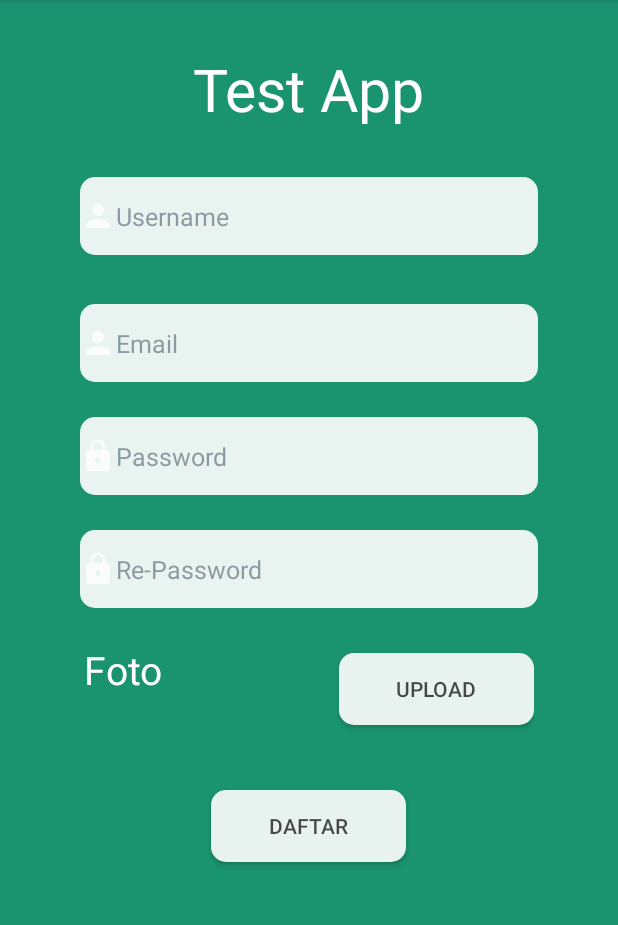
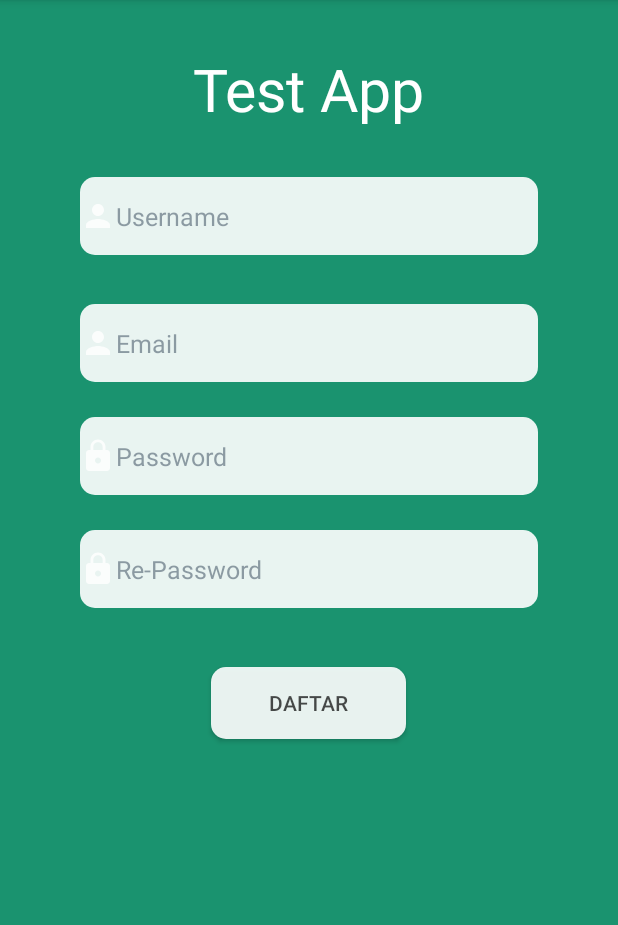
Before and after one commit to KrisnaArt/otentikasi, an Android app: the screen it shows after launch (register), after a tap on "DAFTAR", on a phone screen of 412 x 824 dp, the part 84-1009 px from its top. Run offline under Robolectric (Android 15) with nearby library versions, the phone set to English and light mode, and no system bars; our stand-ins replace sdp/ssp sizes.

Commit message:
new commit

```diff
--- a/app/src/main/java/com/example/myapplication/Handler/CameraActivity.java
+++ b/app/src/main/java/com/example/myapplication/Handler/CameraActivity.java
@@ -355,7 +355,7 @@ public class CameraActivity extends AppCompatActivity {
                 Bitmap foto = ImageCompression.reduceBitmapSize(bitmap, 40000);
                 fotoBaru = encodeUri(foto);
             }else{
-                Bitmap foto = ImageCompression.reduceBitmapSize(bitmap, 160000);
+                Bitmap foto = ImageCompression.reduceBitmapSize(bitmap, 40000);
                 fotoBaru = encodeUri(foto);
             }
 
--- a/app/src/main/java/com/example/myapplication/Network/NetworkClient.java
+++ b/app/src/main/java/com/example/myapplication/Network/NetworkClient.java
@@ -11,11 +11,10 @@ import retrofit2.converter.gson.GsonConverterFactory;
 
 public class NetworkClient {
     private static Retrofit retrofit;
-    private static String BASE_URL = "http://192.168.173.1:5000/";
+    private static String BASE_URL = "http://192.168.1.4:5000/";
 
     public static Retrofit getRetrofit() {
-        OkHttpClient okHttpClient = new OkHttpClient.Builder()
-                .build();
+        OkHttpClient okHttpClient = new OkHttpClient.Builder().build();
         if (retrofit == null) {
             Gson gson = new GsonBuilder()
                     .setLenient()
--- a/app/src/main/java/com/example/myapplication/register.java
+++ b/app/src/main/java/com/example/myapplication/register.java
@@ -62,7 +62,7 @@ public class register extends AppCompatActivity {
             Manifest.permission.WRITE_EXTERNAL_STORAGE
     };
 
-    class user {
+    /*class user {
         private String user, email, pass;
 
         public user(String username, String email, String pass) {
@@ -138,7 +138,7 @@ public class register extends AppCompatActivity {
         Intent i = new Intent(this, login.class);
         this.finish();
         startActivity(i);
-    }
+    }*/
 
     public boolean validate() {
         boolean valid = false;
@@ -221,7 +221,7 @@ public class register extends AppCompatActivity {
         return image;
     }
 
-    public void addData() {
+    /*public void addData() {
         if (validate()) {
             String UserName = text_user.getText().toString();
             String Email = text_email.getText().toString();
@@ -297,7 +297,7 @@ public class register extends AppCompatActivity {
         catch (IOException e){
             e.printStackTrace();
         }
-    }
+    }*/
 
     public void gotoCamera(){
         Intent i = new Intent(activity, CameraActivity.class);
@@ -310,7 +310,7 @@ public class register extends AppCompatActivity {
         startActivity(i);
     }
 
-    public String getBitmap(String a){
+    /*public String getBitmap(String a){
         String fotoBaru = "";
         try {
             Uri selectedImage = Uri.fromFile(new File(a));
@@ -321,7 +321,7 @@ public class register extends AppCompatActivity {
             e.printStackTrace();
         }
         return fotoBaru;
-    }
+    }*/
 
 
     @Override
@@ -330,12 +330,10 @@ public class register extends AppCompatActivity {
         setContentView(R.layout.register_page);
 
         btn_reg = findViewById(R.id.btn_register);
-        btn_up_foto = findViewById(R.id.btn_input);
         text_user = findViewById(R.id.username);
         text_email = findViewById(R.id.email);
         text_passw = findViewById(R.id.pass);
         text_repassw = findViewById(R.id.passCopy);
-        text_foto = findViewById(R.id.text_poto);
 
         //data d = new data();
 
@@ -349,10 +347,6 @@ public class register extends AppCompatActivity {
 
         emptyInputEditText();
 
-        /*btn_up_foto.setOnClickListener(v -> gotoCamera());
-        text_foto.setText(d.getText());
-        System.out.println("tes =" + d.getText());
-        btn_reg.setOnClickListener(v -> addData());*/
         btn_reg.setOnClickListener(v -> gotoCamera());
     }
 }
--- a/app/src/main/res/layout/register_page.xml
+++ b/app/src/main/res/layout/register_page.xml
@@ -81,52 +81,6 @@
         android:layout_marginTop="@dimen/_18sdp"
         android:layout_centerHorizontal="true" />
 
-    <LinearLayout
-        android:id="@+id/upload_layout"
-        android:layout_width="wrap_content"
-        android:layout_height="wrap_content"
-        android:layout_below="@id/passCopy"
-        android:layout_centerHorizontal="true"
-        android:layout_marginTop="@dimen/_18sdp">
-
-        <LinearLayout
-            android:layout_width="wrap_content"
-            android:layout_height="wrap_content"
-            android:orientation="vertical">
-
-            <TextView
-                android:layout_width="wrap_content"
-                android:layout_height="wrap_content"
-                android:text="Foto"
-                android:textColor="#ffffff"
-                android:layout_marginBottom="@dimen/_3sdp"
-                android:textSize="@dimen/_20ssp"
-                android:layout_marginRight="@dimen/_90sdp"/>
-
-            <TextView
-                android:id="@+id/text_poto"
-                android:layout_width="wrap_content"
-                android:layout_height="wrap_content"
-                android:maxWidth="@dimen/_120sdp"
-                android:text=""
-                android:textColor="#ffffff"/>
-
-        </LinearLayout>
-
-        <Button
-            android:id="@+id/btn_input"
-            android:layout_width="@dimen/_100sdp"
-            android:layout_height="wrap_content"
-            android:background="@drawable/btn_shape_capsule"
-            android:padding="8dp"
-            android:text="Upload"
-            android:textColor="@drawable/btn_txt_selector"
-            android:layout_marginTop="@dimen/_5sdp"
-            android:layout_below="@id/passCopy"
-            android:layout_centerHorizontal="true"/>
-
-    </LinearLayout>
-
     <Button
         android:id="@+id/btn_register"
         android:layout_width="@dimen/_100sdp"
@@ -136,7 +90,7 @@
         android:text="Daftar"
         android:textColor="@drawable/btn_txt_selector"
         android:layout_marginTop="@dimen/_30sdp"
-        android:layout_below="@id/upload_layout"
+        android:layout_below="@id/passCopy"
         android:layout_centerHorizontal="true"/>
 
 </RelativeLayout>
--- a/gradle.properties
+++ b/gradle.properties
@@ -6,7 +6,7 @@
 # http://www.gradle.org/docs/current/userguide/build_environment.html
 # Specifies the JVM arguments used for the daemon process.
 # The setting is particularly useful for tweaking memory settings.
-org.gradle.jvmargs=-Xmx2048m
+org.gradle.jvmargs=-Xmx1024m
 # When configured, Gradle will run in incubating parallel mode.
 # This option should only be used with decoupled projects. More details, visit
 # http://www.gradle.org/docs/current/userguide/multi_project_builds.html#sec:decoupled_projects
```
